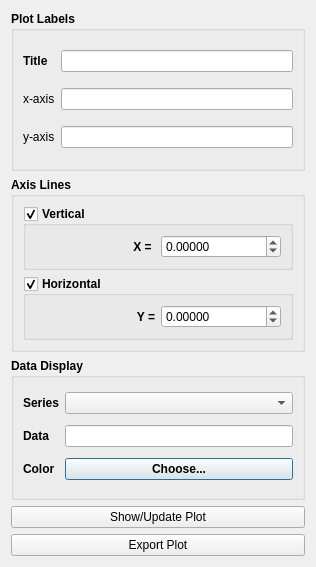
SCIInstitute/SCIRun, file src/Interface/Modules/Math/BasicPlotter.ui: the form before one commit.
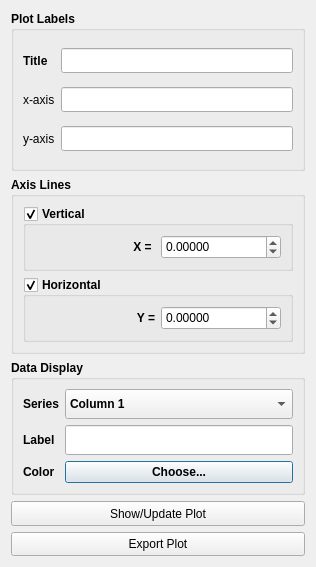
The form after the commit.

The edit to the form file:
```diff
--- a/src/Interface/Modules/Math/BasicPlotter.ui
+++ b/src/Interface/Modules/Math/BasicPlotter.ui
@@ -46,6 +46,12 @@
         <property name="enabled">
          <bool>true</bool>
         </property>
+        <property name="minimumSize">
+         <size>
+          <width>0</width>
+          <height>25</height>
+         </size>
+        </property>
        </widget>
       </item>
       <item row="3" column="0">
@@ -86,6 +92,12 @@
         <property name="enabled">
          <bool>true</bool>
         </property>
+        <property name="minimumSize">
+         <size>
+          <width>0</width>
+          <height>25</height>
+         </size>
+        </property>
        </widget>
       </item>
       <item row="3" column="2">
@@ -93,6 +105,12 @@
         <property name="enabled">
          <bool>true</bool>
         </property>
+        <property name="minimumSize">
+         <size>
+          <width>0</width>
+          <height>25</height>
+         </size>
+        </property>
        </widget>
       </item>
      </layout>
@@ -143,6 +161,12 @@
            <property name="enabled">
             <bool>true</bool>
            </property>
+           <property name="minimumSize">
+            <size>
+             <width>0</width>
+             <height>24</height>
+            </size>
+           </property>
            <property name="font">
             <font>
              <weight>50</weight>
@@ -184,6 +208,12 @@
          </item>
          <item row="0" column="1">
           <widget class="QDoubleSpinBox" name="horizontalAxisSpinBox_">
+           <property name="minimumSize">
+            <size>
+             <width>0</width>
+             <height>24</height>
+            </size>
+           </property>
            <property name="font">
             <font>
              <weight>50</weight>
@@ -220,10 +250,49 @@
      </property>
      <layout class="QGridLayout" name="gridLayout_4">
       <item row="1" column="1">
-       <widget class="QLineEdit" name="dataLineEdit_"/>
+       <widget class="QLineEdit" name="dataLineEdit_">
+        <property name="minimumSize">
+         <size>
+          <width>0</width>
+          <height>30</height>
+         </size>
+        </property>
+       </widget>
       </item>
       <item row="0" column="1">
-       <widget class="QComboBox" name="dataSeriesComboBox_"/>
+       <widget class="QComboBox" name="dataSeriesComboBox_">
+        <property name="minimumSize">
+         <size>
+          <width>0</width>
+          <height>30</height>
+         </size>
+        </property>
+        <item>
+         <property name="text">
+          <string>Column 1</string>
+         </property>
+        </item>
+        <item>
+         <property name="text">
+          <string>Column 2</string>
+         </property>
+        </item>
+        <item>
+         <property name="text">
+          <string>Column 3</string>
+         </property>
+        </item>
+        <item>
+         <property name="text">
+          <string>Column 4</string>
+         </property>
+        </item>
+        <item>
+         <property name="text">
+          <string>Column 5</string>
+         </property>
+        </item>
+       </widget>
       </item>
       <item row="0" column="0">
        <widget class="QLabel" name="label_6">
@@ -235,7 +304,7 @@
       <item row="1" column="0">
        <widget class="QLabel" name="label_4">
         <property name="text">
-         <string>Data</string>
+         <string>Label</string>
         </property>
        </widget>
       </item>
@@ -248,6 +317,12 @@
       </item>
       <item row="2" column="1">
        <widget class="QPushButton" name="dataColorPushButton_">
+        <property name="maximumSize">
+         <size>
+          <width>16777215</width>
+          <height>35</height>
+         </size>
+        </property>
         <property name="text">
          <string>Choose...</string>
         </property>
@@ -258,6 +333,12 @@
    </item>
    <item>
     <widget class="QPushButton" name="showPlotPushButton_">
+     <property name="maximumSize">
+      <size>
+       <width>16777215</width>
+       <height>35</height>
+      </size>
+     </property>
      <property name="text">
       <string>Show/Update Plot</string>
      </property>
@@ -265,6 +346,12 @@
    </item>
    <item>
     <widget class="QPushButton" name="exportPlotPushButton_">
+     <property name="maximumSize">
+      <size>
+       <width>16777215</width>
+       <height>35</height>
+      </size>
+     </property>
      <property name="text">
       <string>Export Plot</string>
      </property>
```
